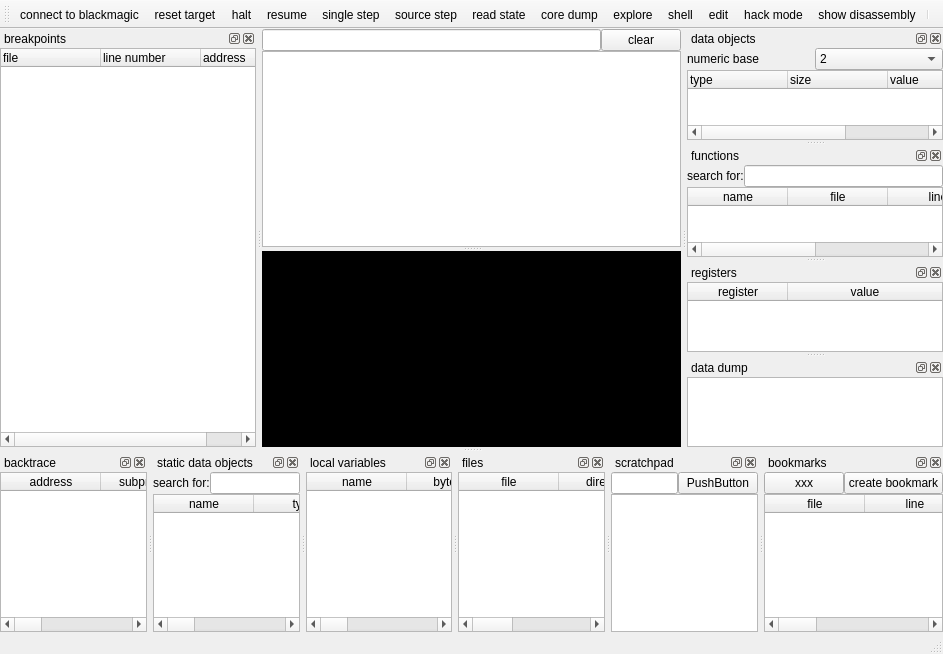
Old version of the form mainwindow.ui in the repository stoyan-shopov/troll.
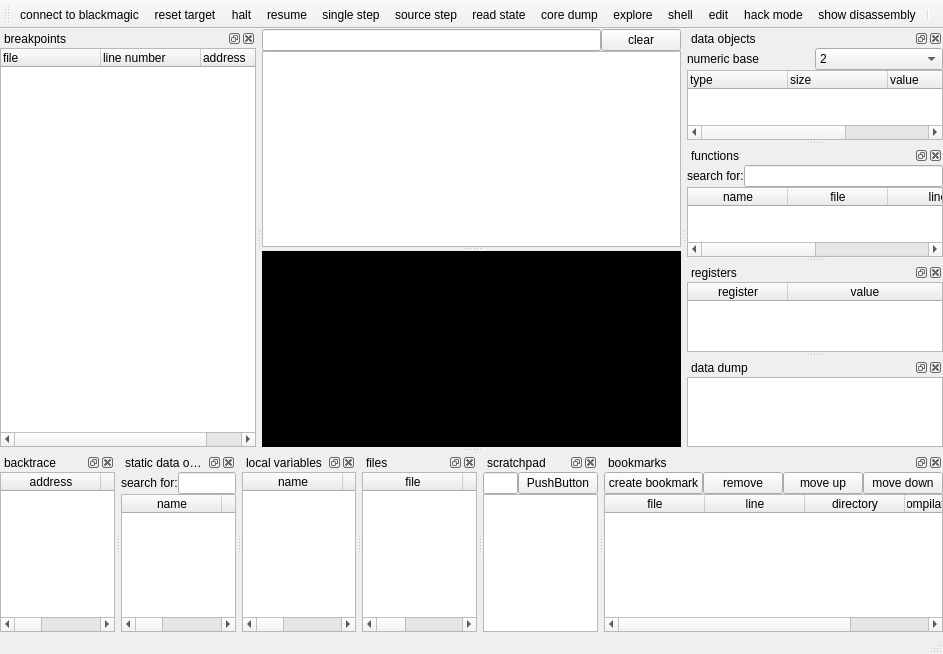
New version of the form.

Commit message: improved bookmark handling

The edit to the form file:
```diff
--- a/mainwindow.ui
+++ b/mainwindow.ui
@@ -780,13 +780,6 @@
        <property name="spacing">
         <number>0</number>
        </property>
-       <item>
-        <widget class="QPushButton" name="pushButton_4">
-         <property name="text">
-          <string>xxx</string>
-         </property>
-        </widget>
-       </item>
        <item>
         <widget class="QPushButton" name="pushButtonCreateBookmark">
          <property name="text">
@@ -794,6 +787,27 @@
          </property>
         </widget>
        </item>
+       <item>
+        <widget class="QPushButton" name="pushButtonRemoveBookmark">
+         <property name="text">
+          <string>remove</string>
+         </property>
+        </widget>
+       </item>
+       <item>
+        <widget class="QPushButton" name="pushButtonMoveBookmarkUp">
+         <property name="text">
+          <string>move up</string>
+         </property>
+        </widget>
+       </item>
+       <item>
+        <widget class="QPushButton" name="pushButtonMoveBookmarkDown">
+         <property name="text">
+          <string>move down</string>
+         </property>
+        </widget>
+       </item>
       </layout>
      </item>
      <item>
```
The commit also changes 2 other files.
